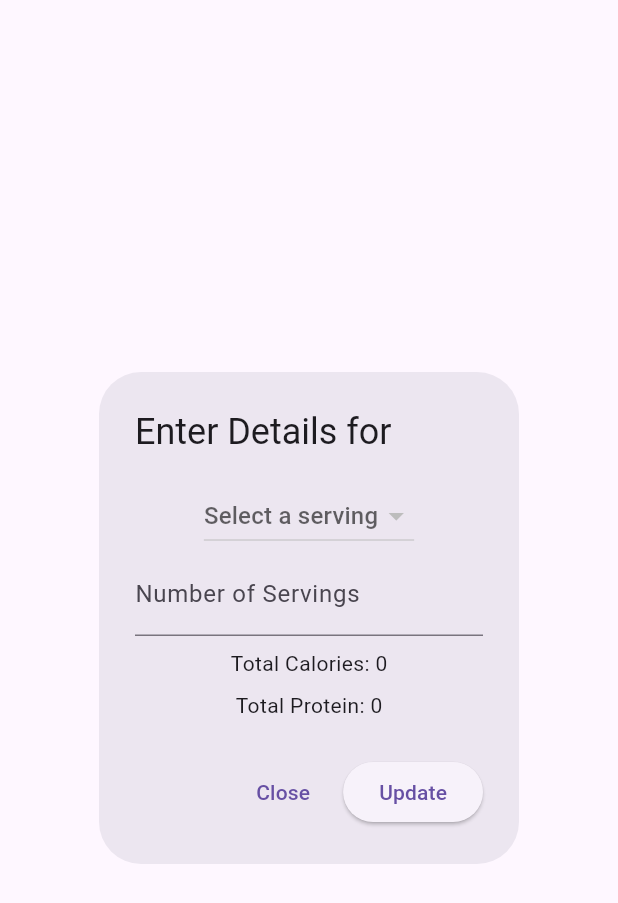
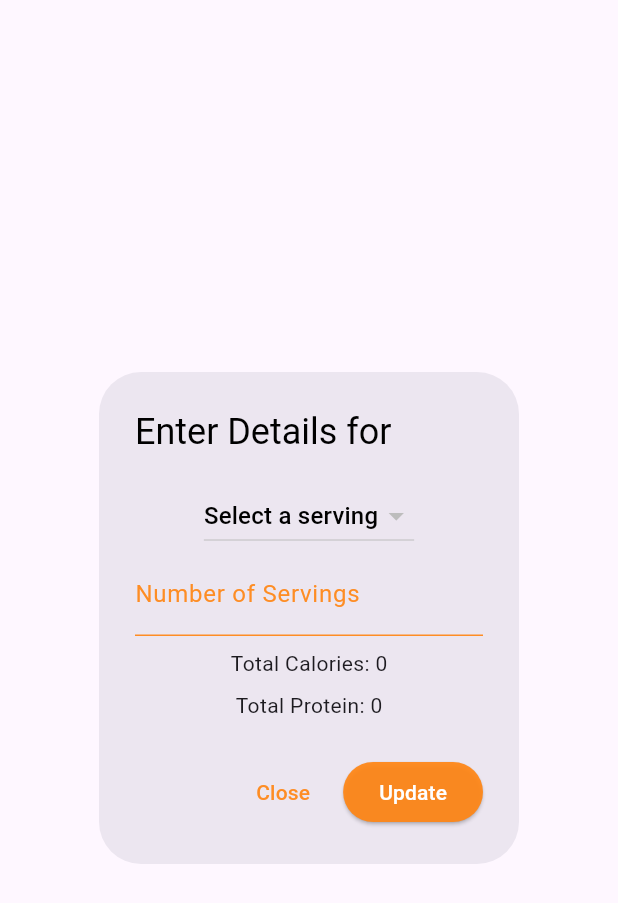
Before and after one commit to Walt-20/fusion-workout-flutter-app, a Flutter app: the FoodDetailsDialog widget shown alone on an empty page, opened directly with empty values, after a tap on "Update", on a phone screen of 412 x 824 dp. Shown: the top 903 px of the screen. Run offline on Flutter 3.47's test engine with Material 3 defaults, Android fonts, the phone set to English and light mode, and no system bars; our stand-ins replace cloud_firestore, firebase_auth, firebase_core, table_calendar; accounts and stored records are empty; network calls fail.

Commit message:
I have added theme to food details page

```diff
--- a/lib/features/user_auth/presentation/widgets/food_details_dialog.dart
+++ b/lib/features/user_auth/presentation/widgets/food_details_dialog.dart
@@ -46,7 +46,10 @@ class _FoodDetailsDialogState extends State<FoodDetailsDialog> {
   @override
   Widget build(BuildContext context) {
     return AlertDialog(
-      title: Text('Enter Details for ${widget.food.foodName}'),
+      title: Text(
+        'Enter Details for ${widget.food.foodName}',
+        style: TextStyle(color: Colors.black),
+      ),
       content: SingleChildScrollView(
         child: Column(
           mainAxisSize: MainAxisSize.min,
@@ -66,16 +69,76 @@ class _FoodDetailsDialogState extends State<FoodDetailsDialog> {
                 });
               },
               value: _selectedServingId,
-              hint: const Text('Select a serving'),
+              hint: const Text(
+                'Select a serving',
+                style: TextStyle(
+                  color: Colors.black,
+                ),
+              ),
             ),
             TextField(
               controller: _servingsController,
               decoration: InputDecoration(
                 labelText: 'Number of Servings',
+                labelStyle: TextStyle(
+                  color: Color.fromARGB(237, 255, 134, 21),
+                ),
                 hintText: 'Enter number of servings',
+                hintStyle: TextStyle(
+                  color: Colors.black,
+                ),
                 suffixText: _numberOfServings,
+                enabledBorder: UnderlineInputBorder(
+                  borderSide: BorderSide(
+                    color: Color.fromARGB(237, 255, 134, 21),
+                  ),
+                ),
+                focusedBorder: UnderlineInputBorder(
+                  borderSide: BorderSide(
+                    color: Color.fromARGB(237, 255, 134, 21),
+                  ),
+                ),
               ),
               keyboardType: TextInputType.text,
+              onChanged: (value) {
+                setState(() {
+                  _numberOfServings = _servingsController.text.isNotEmpty
+                      ? _servingsController.text
+                      : "1";
+
+                  int numServings;
+                  try {
+                    numServings = int.parse(_numberOfServings);
+                  } catch (e) {
+                    numServings = 1;
+                  }
+
+                  if (_selectedServingId != null) {
+                    String selectedServingId = _selectedServingId!;
+                    var serving = widget.food.servings.firstWhere(
+                      (serving) => serving.serving_id == selectedServingId,
+                      orElse: () => widget.food.servings.first,
+                    );
+                    int calories;
+                    try {
+                      calories = int.parse(serving.calories);
+                    } catch (e) {
+                      calories = 0;
+                    }
+                    int totalCalories = numServings * calories;
+                    _totalCalories = totalCalories.toString();
+
+                    double protein;
+                    try {
+                      protein = double.parse(serving.protein);
+                    } catch (e) {
+                      protein = 0.0;
+                    }
+                    double totalProtein = numServings * protein;
+                    _totalProtein = totalProtein.toStringAsFixed(2);
+                  }
+                });
+              },
             ),
             SizedBox(
               height: 8.0,
@@ -100,30 +163,33 @@ class _FoodDetailsDialogState extends State<FoodDetailsDialog> {
               });
             }
           },
-          child: const Text('Close'),
+          child: const Text(
+            'Close',
+            style: TextStyle(
+              color: Color.fromARGB(237, 255, 134, 21),
+            ),
+          ),
         ),
         ElevatedButton(
           onPressed: () {
-            setState(() {
-              _numberOfServings = _servingsController.text.isNotEmpty
-                  ? _servingsController.text
-                  : "1";
-
-              int numServings = int.parse(_numberOfServings);
-              String selectedServingId = _selectedServingId!;
-              var serving = widget.food.servings.firstWhere(
-                (serving) => serving.serving_id == selectedServingId,
-                orElse: () => widget.food.servings.first,
-              );
-              int calories = int.parse(serving.calories);
-              int totalCalories = numServings * calories;
-              _totalCalories = totalCalories.toString();
-              double protein = double.parse(serving.protein);
-              double totalProtein = numServings * protein;
-              _totalProtein = totalProtein.toStringAsFixed(2);
-            });
+            if (_selectedServingId != null) {
+              final servings = _servingsController.text ?? "1";
+              Navigator.of(context).pop({
+                'food': widget.food,
+                'servingId': _selectedServingId,
+                'numberOfServings': servings,
+              });
+            }
           },
-          child: const Text('Update'),
+          child: const Text(
+            'Update',
+            style: TextStyle(
+              color: Colors.white,
+            ),
+          ),
+          style: ElevatedButton.styleFrom(
+            backgroundColor: Color.fromARGB(237, 255, 134, 21),
+          ),
         ),
       ],
     );
```
